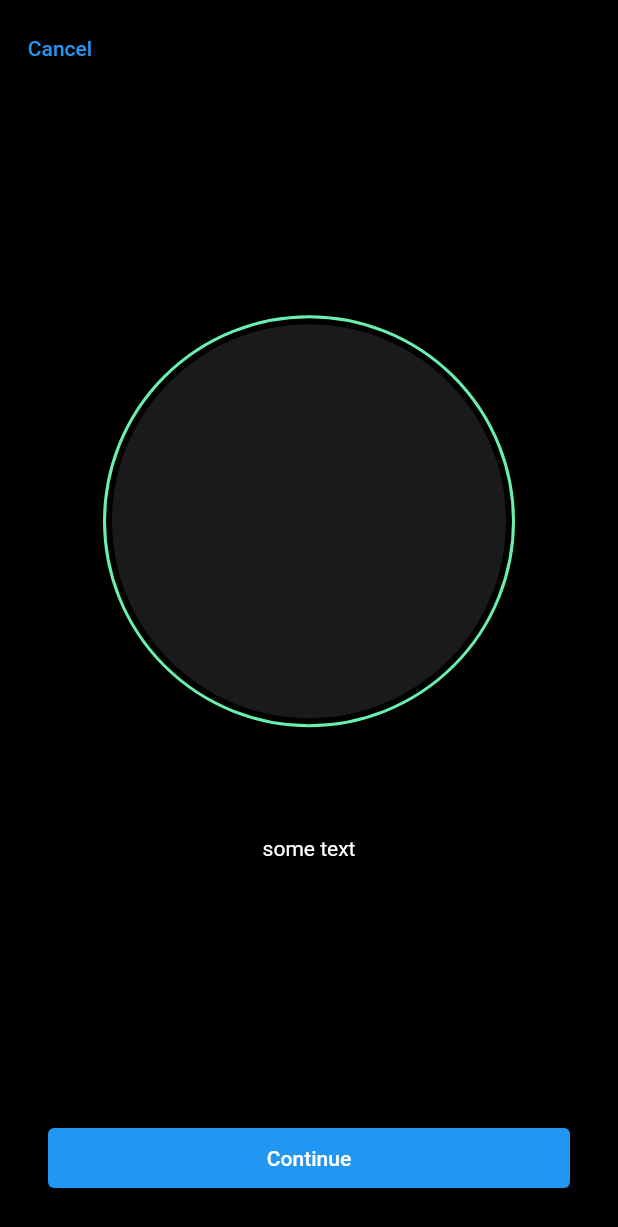
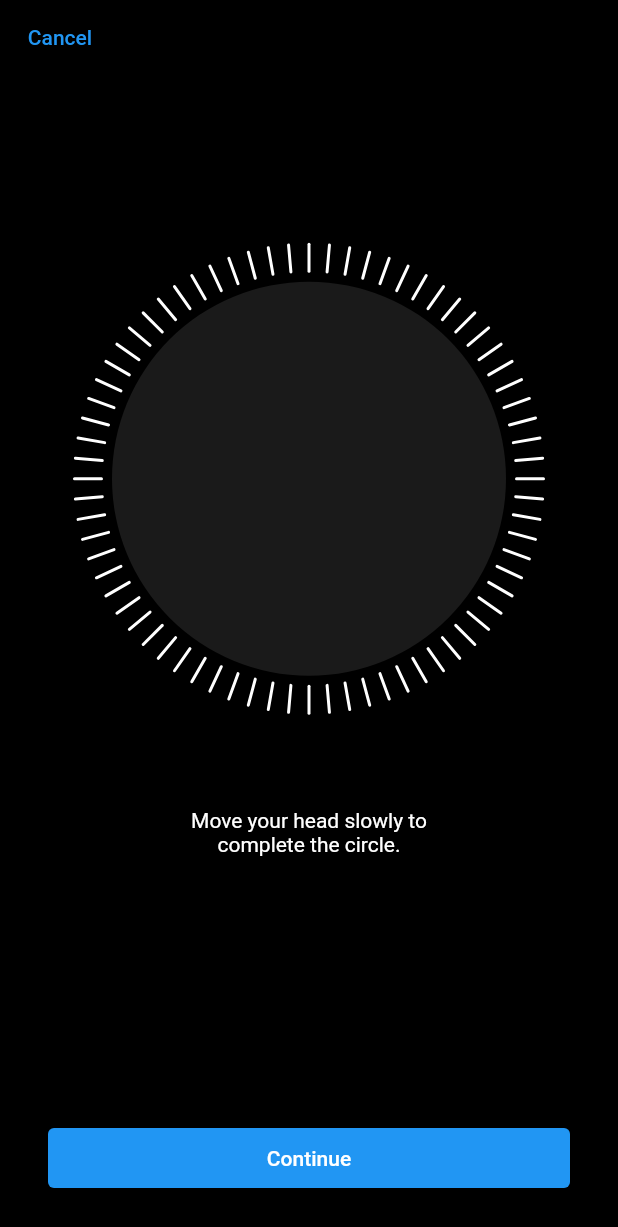
Before and after one commit to MlecznyU/face_scaner, a Flutter app: the screen it shows after launch, after a tap on "Continue", on a phone screen of 412 x 824 dp. Shown: the top 1227 px of the screen. Run offline on Flutter 3.47's test engine with Material 2 defaults, Android fonts, the light colour scheme and no system bars; our stand-ins replace bloc, flutter_bloc, freezed_annotation.

Commit message:
face scan instruction fvm config basic widget for scan animation

```diff
--- /dev/null
+++ b/lib/ui/face_scan/face_scan_components/scan_instructions.dart
@@ -0,0 +1,58 @@
+import 'package:face_scaner/ui/face_scan/face_scan_bloc.dart';
+import 'package:flutter/material.dart';
+import 'package:flutter_bloc/flutter_bloc.dart';
+
+const _instructionsStrings = [
+  'How to Set Up Face ID.',
+  'Move your head slowly to\ncomplete the circle.',
+  'First Face ID\nscan complete.',
+  'Move your head slowly to\ncomplete the circle',
+  'Second Face ID\nscan complete.',
+  'Face ID is now\nset up.',
+  'Something is wrong\n start scan again.'
+];
+
+class ScanInstructions extends StatefulWidget {
+  const ScanInstructions({Key? key}) : super(key: key);
+
+  @override
+  _ScanInstructionsState createState() => _ScanInstructionsState();
+}
+
+class _ScanInstructionsState extends State<ScanInstructions> {
+  late PageController _pageController;
+
+  @override
+  void initState() {
+    _pageController = PageController();
+    super.initState();
+  }
+
+  @override
+  Widget build(BuildContext context) {
+    return BlocListener<FaceScanBloc, FaceScanState>(
+      listener: (BuildContext context, FaceScanState state) {
+        state.map(
+            initial: (_) => moveToPage(0),
+            scanning: (_) => moveToPage((_pageController.page! + 1).toInt()),
+            finished: (_) => moveToPage(_instructionsStrings.length - 1),
+            error: (_) => moveToPage(_instructionsStrings.length));
+      },
+      child: PageView.builder(
+        physics: const NeverScrollableScrollPhysics(),
+        controller: _pageController,
+        itemCount: _instructionsStrings.length,
+        itemBuilder: (BuildContext context, int index) => Center(
+          child: Text(
+            _instructionsStrings[index],
+            style: const TextStyle(color: Colors.white),
+            textAlign: TextAlign.center,
+          ),
+        ),
+      ),
+    );
+  }
+
+  void moveToPage(int page) => _pageController.animateToPage(page,
+      duration: const Duration(milliseconds: 500), curve: Curves.ease);
+}
--- a/lib/ui/face_scan/face_scan_page.dart
+++ b/lib/ui/face_scan/face_scan_page.dart
@@ -1,14 +1,24 @@
+import 'dart:math';
+
 import 'package:face_scaner/ui/face_scan/face_scan_bloc.dart';
+import 'package:face_scaner/ui/face_scan/face_scan_components/scan_instructions.dart';
 import 'package:face_scaner/utils/context_ext.dart';
 import 'package:flutter/material.dart';
 import 'package:flutter/rendering.dart';
 import 'package:flutter_bloc/flutter_bloc.dart';
+import 'package:vector_math/vector_math.dart' show radians;
 
 class FaceScanPage extends StatelessWidget {
   const FaceScanPage({Key? key}) : super(key: key);
 
   @override
   Widget build(BuildContext context) {
+    final listOfWidgets = <Widget>[];
+
+    for (int i = 0; i < 360 / 5; i++) {
+      listOfWidgets.add(NewWidget(angle: i * 5));
+    }
+
     return BlocProvider<FaceScanBloc>(
       // TODO: changed to getIt
       create: (_) => FaceScanBloc(),
@@ -19,23 +29,18 @@ class FaceScanPage extends StatelessWidget {
               backgroundColor: Colors.black,
               body: Column(
                 children: [
-                  Align(
-                      alignment: Alignment.topLeft,
-                      child: Padding(
-                        padding: const EdgeInsets.all(8.0),
-                        child: TextButton(
-                          onPressed: () =>
-                              context.read<FaceScanBloc>().cancelScan(),
-                          child: const Text('Cancel'),
-                        ),
-                      )),
+                  const _FaceScanAppBar(),
                   const Spacer(flex: 2),
+                  Stack(
+                    alignment: Alignment.center,
+                    children: [
+                      ...listOfWidgets,
                       Container(
                         height: context.screenWidth() * 2 / 3,
                         decoration: BoxDecoration(
                             shape: BoxShape.circle,
-                        border:
-                            Border.all(color: Colors.greenAccent, width: 2)),
+                            border: Border.all(
+                                color: Colors.transparent, width: 2)),
                         padding: const EdgeInsets.all(4.0),
                         child: Container(
                           decoration: const BoxDecoration(
@@ -44,11 +49,10 @@ class FaceScanPage extends StatelessWidget {
                           ),
                         ),
                       ),
+                    ],
+                  ),
                   const Spacer(),
-                  const Text(
-                    'some text',
-                    style: TextStyle(color: Colors.white),
-                  ),
+                  const Expanded(child: ScanInstructions()),
                   const Spacer(flex: 2),
                   Padding(
                     padding: const EdgeInsets.all(32),
@@ -56,8 +60,9 @@ class FaceScanPage extends StatelessWidget {
                       width: context.screenWidth(),
                       height: 40,
                       child: ElevatedButton(
-                        onPressed: () =>
-                            context.read<FaceScanBloc>().startSecondScan(),
+                        onPressed: () {
+                          context.read<FaceScanBloc>().startSecondScan();
+                        },
                         child: const Text('Continue'),
                       ),
                     ),
@@ -71,3 +76,57 @@ class FaceScanPage extends StatelessWidget {
     );
   }
 }
+
+class _FaceScanAppBar extends StatelessWidget {
+  const _FaceScanAppBar({
+    Key? key,
+  }) : super(key: key);
+
+  @override
+  Widget build(BuildContext context) {
+    return BlocBuilder<FaceScanBloc, FaceScanState>(
+      builder: (BuildContext context, FaceScanState state) {
+        return state.maybeMap(
+            orElse: () => Align(
+                alignment: Alignment.topLeft,
+                child: SizedBox(
+                  height: 50,
+                  child: Padding(
+                    padding: const EdgeInsets.all(8.0),
+                    child: TextButton(
+                      onPressed: () =>
+                          context.read<FaceScanBloc>().cancelScan(),
+                      child: const Text('Cancel'),
+                    ),
+                  ),
+                )),
+            initial: (_) => const SizedBox(height: 50));
+      },
+    );
+  }
+}
+
+class NewWidget extends StatelessWidget {
+  const NewWidget({Key? key, required this.angle}) : super(key: key);
+
+  final double angle;
+
+  @override
+  Widget build(BuildContext context) {
+    return Transform.translate(
+      offset: Offset(context.screenWidth() * 1 / 3 * cos(radians(angle)),
+          context.screenWidth() * 1 / 3 * sin(radians(angle))),
+      child: Transform.rotate(
+          angle: radians(angle - 90),
+          child: Padding(
+            padding: const EdgeInsets.only(top: 20.0),
+            child: Container(
+              height: 20,
+              width: 2,
+              decoration: BoxDecoration(
+                  color: Colors.white, borderRadius: BorderRadius.circular(20)),
+            ),
+          )),
+    );
+  }
+}
```
Also changed, not shown: pubspec.yaml (+5 -5 lines), lib/ui/face_scan/face_scan_bloc.freezed.dart (added), pubspec.lock, 3 other files. Lines whose indentation alone changed are shown as unchanged.
